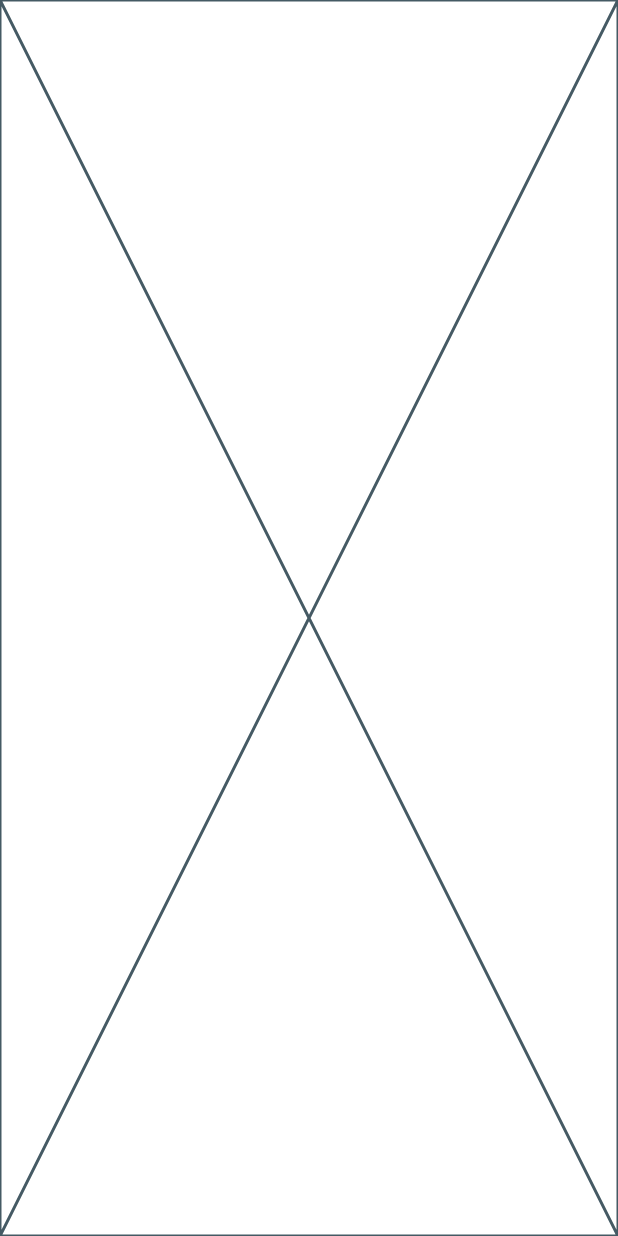
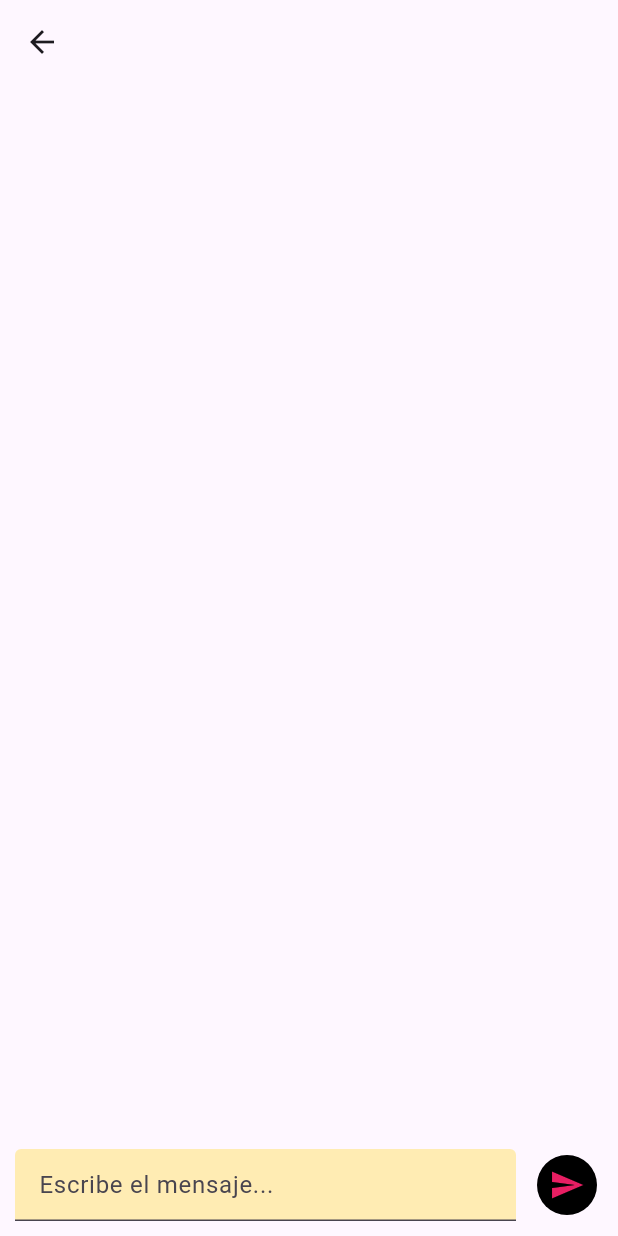
Before and after one commit to adriipereez/diamond_motor_sport, a Flutter app: the Home screen opened by its route, in the side drawer, after a tap on "Chats", on a phone screen of 412 x 824 dp. Run offline on Flutter 3.47's test engine with Material 3 defaults, Android fonts, the phone set to English and light mode, and no system bars; our stand-ins replace cloud_firestore, firebase_auth, firebase_core, google_fonts; missing offline and left inert: dart:html, dart:js_interop; accounts and stored records are empty; generated files the repository leaves out were written again.

Commit message:
Fin sprint 2

```diff
--- a/lib/auth/servicio_auth.dart
+++ b/lib/auth/servicio_auth.dart
@@ -50,6 +50,9 @@ class ServicioAuth {
     return await _auth.signOut();
   }
 
+User? getUsuarioActual(){
+    return _auth.currentUser;
+  }
 
 Future<String> obtenerDatosUsuario(String uid) async { print('hola');
   try {
@@ -70,5 +73,6 @@ Future<String> obtenerDatosUsuario(String uid) async { print('hola');
   } catch (error) {
     return('Error al obtener los datos del usuario: $error');
   }
+
 }
 }
--- /dev/null
+++ b/lib/chat/servicio_caht.dart
@@ -0,0 +1,55 @@
+import 'package:cloud_firestore/cloud_firestore.dart';
+import 'package:diamond_motor_sport/models/mensaje.dart';
+import 'package:firebase_auth/firebase_auth.dart';
+import 'package:firebase_core/firebase_core.dart';
+
+class ServicioChat{
+   final FirebaseFirestore _firestore = FirebaseFirestore.instance;
+   final FirebaseAuth _auth = FirebaseAuth.instance;
+
+  Stream<List<Map<String, dynamic>>> getUsuaris(){
+    return _firestore.collection("Usuarios").snapshots().map((event) {
+
+      return event.docs.map((document) {
+
+        final usuari = document.data();
+        return usuari;
+
+      }).toList();
+    });
+  }
+
+  Future<void> EnviarMensaje(String idReceptor, mensaje) async {
+    final String idUsuarioActual = _auth.currentUser!.uid;
+    final String emailusuarioActual = _auth.currentUser!.email!;
+    final Timestamp timestamp = Timestamp.now();
+
+    Mensaje nuevoMensaje = Mensaje(
+      idAutor: idUsuarioActual,
+      emailAutor: emailusuarioActual,
+      idReceptor: idReceptor,
+      mensaje: mensaje,
+      timestamp: timestamp);
+
+      //Construimos el id de la sala de chat de este mensaje
+      List<String> idusuarios = [
+        idUsuarioActual,
+        idReceptor,
+      ];
+      idusuarios.sort();
+      String idSalaChat = idusuarios.join("_");
+      await _firestore.collection("SalasChat").doc(idSalaChat).collection("Mensajes").add(nuevoMensaje.retornarMapaMensaje());
+  }
+
+  Stream<QuerySnapshot> getMensaje(String idUsuarioActual, idReceptor){
+
+    //Queremos encontrar la sala de chat formada pro los dos usuarios.
+    //  (idusuariActual i idReceptor)
+    //Creamos el id de la sala de chat como cuando guardamos mensajes.
+    List<String> idusuarios = [idUsuarioActual, idReceptor];
+    idusuarios.sort();
+    String idSalaChat = idusuarios.join("_");
+    return _firestore.collection("SalasChat").doc(idSalaChat).collection("Mensajes").orderBy("timestamp", descending: false).snapshots();
+  }
+
+}
--- a/lib/componentes/customdrawer.dart
+++ b/lib/componentes/customdrawer.dart
@@ -80,7 +80,7 @@ class CustomDrawer extends StatelessWidget {
                                         .white)), // Cambia el color del texto
                             onTap: () {
                               Navigator.pushReplacementNamed(
-                                  context, DrawerRoutes.chat);
+                                  context, DrawerRoutes.chats);
                             },
                           ),
 
--- a/lib/componentes/drawerrouter.dart
+++ b/lib/componentes/drawerrouter.dart
@@ -1,8 +1,8 @@
 import 'package:diamond_motor_sport/auth/portal_auth.dart';
-import 'package:diamond_motor_sport/paginas/Chat.dart';
 import 'package:diamond_motor_sport/paginas/SobreNosotrosYContacto.dart';
 import 'package:diamond_motor_sport/paginas/gridanuncios.dart';
 import 'package:diamond_motor_sport/paginas/home.dart';
+import 'package:diamond_motor_sport/paginas/chat.dart';
 import 'package:flutter/material.dart';
 import 'package:diamond_motor_sport/auth/login_o_registro.dart';
 
@@ -10,7 +10,7 @@ class DrawerRoutes {
   static const String portalAuth = '/';
   static const String loginORegistro = '/loginRegistro';
   static const String principal1 = '/home';
-  static const String chat = '/Chat';
+  static const String chats = '/chat';
   static const String gridAnuncios1= '/GridAnuncios';
   static const String sobreNosotros1= '/SobreNosotros';
 
@@ -22,8 +22,8 @@ class DrawerRoutes {
         return MaterialPageRoute(builder: (_) => const LoginORegistro());
       case principal1:
         return MaterialPageRoute(builder: (_) => const Home());
-      case chat:
-        return MaterialPageRoute(builder: (_) => const Chat());
+      case chats:
+        return MaterialPageRoute(builder: (_) => const PaginaChat(emailConQuienhablamos: '', idReceptor: '',));
       case gridAnuncios1:
         return MaterialPageRoute(builder: (_) => const GridAnuncios());
       case sobreNosotros1:
--- /dev/null
+++ b/lib/models/mensaje.dart
@@ -0,0 +1,29 @@
+import 'package:cloud_firestore/cloud_firestore.dart';
+
+class Mensaje {
+
+  final String idAutor;
+  final String emailAutor;
+  final String idReceptor;
+  final String mensaje;
+  final Timestamp timestamp;
+
+  Mensaje({
+    required this.idAutor,
+    required this.emailAutor,
+    required this.idReceptor,
+    required this.mensaje,
+    required this.timestamp,
+  });
+
+  Map<String, dynamic> retornarMapaMensaje(){
+    return {
+      "idAutor": idAutor,
+      "emailAutor": emailAutor,
+      "idReceptor": idReceptor,
+      "mensaje": mensaje,
+      "timestamp": timestamp,
+    };
+  }
+
+}
--- a/lib/paginas/Chat.dart
+++ b/lib/paginas/Chat.dart
@@ -1,10 +1,185 @@
+import 'dart:html';
+import 'dart:js_interop';
+
+import 'package:cloud_firestore/cloud_firestore.dart';
+import 'package:diamond_motor_sport/auth/servicio_auth.dart';
+import 'package:diamond_motor_sport/chat/servicio_caht.dart';
+import 'package:diamond_motor_sport/componentes/bombollaMensaje.dart';
+import 'package:flutter/cupertino.dart';
 import 'package:flutter/material.dart';
+import 'package:flutter/widgets.dart';
 
-class Chat extends StatelessWidget {
-  const Chat({super.key});
+class PaginaChat extends StatefulWidget {
+  final String emailConQuienhablamos;
+  final String idReceptor;
+
+  const PaginaChat({
+    super.key,
+    required this.emailConQuienhablamos,
+    required this.idReceptor,
+    });
+
+  @override
+  State<PaginaChat> createState() => _PaginaChatState();
+}
+
+class _PaginaChatState extends State<PaginaChat> {
+
+  final TextEditingController controllerMensaje = TextEditingController();
+
+  final ServicioAuth servicioAuth = ServicioAuth();
+
+  final ServicioChat servicioChat = ServicioChat();
+
+  final ScrollController controllerScroll = ScrollController();
+
+  //variable para el teclado del mvil
+
+  final FocusNode focusNode = FocusNode();
+
+
+  @override
+  void initState() {
+    super.initState();
+    focusNode.addListener(() {
+      Future.delayed(
+      const Duration(milliseconds: 500),
+      () => hacerScroll(),
+      );
+    });
+    // Nos esperamos un momento y entonce movemos para abajo
+    Future.delayed(
+      const Duration(milliseconds: 500),
+      () => hacerScroll(),
+    );
+  }
+  @override
+  void dispose() {
+
+    focusNode.dispose();
+    controllerMensaje.dispose();
+
+    super.dispose();
+  }
+
+  void hacerScroll(){
+    controllerScroll.animateTo(
+      controllerScroll.position.maxScrollExtent,
+      duration: const Duration(seconds: 1),
+      curve: Curves.fastLinearToSlowEaseIn);
+  }
+
+  void EnviarMensaje() async {
+    if(controllerMensaje.text.isNotEmpty){
+      //Enviar el mensaje
+      await servicioChat.EnviarMensaje(
+        widget.idReceptor,
+        controllerMensaje.text
+      );
+      //Limpiar el campo
+      controllerMensaje.clear();
+    }
+    hacerScroll();
+  }
+
 
   @override
   Widget build(BuildContext context) {
-    return const Placeholder();
+    return Scaffold(
+      appBar: AppBar(
+        title: Text(widget.emailConQuienhablamos),
+      ),
+      body: Column(
+        children: [
+          //Zona mensajes
+
+          Expanded(
+            child: _contruirlistaMensajes()
+          ),
+
+          //Zona escribir mensaje
+          _contruirZonaInputUsuario(),
+
+        ],
+      ),
+    );
+  }
+
+  Widget _contruirlistaMensajes(){
+
+    String idUsuarioActual = servicioAuth.getUsuarioActual()!.uid;
+
+    return StreamBuilder(
+      stream: servicioChat.getMensaje(idUsuarioActual, widget.idReceptor),
+      builder: (context, snapshot){
+
+        // En caso de que haya algun error
+        if (snapshot.hasError){
+          return const Text("Error al cargar el mensaje");
+        }
+        // Estar cargando
+        if (snapshot.connectionState == ConnectionState.waiting){
+          return const Text("Cargando...");
+        }
+        // Retornar dades (ListView)
+        return ListView(
+          controller: controllerScroll,
+          children: snapshot.data!.docs.map((document) => _contruirItemMensaje(document)).toList(),
+        );
+      }
+      );
+  }
+
+  Widget _contruirItemMensaje(DocumentSnapshot documentSnapshot){
+
+    Map<String, dynamic> data = documentSnapshot.data() as Map<String,dynamic>;
+
+    //Saber si lo mostramos a la izquierda o a la derecha
+
+    // Si es usuario actual
+    bool esUsuarioActual = data["idAutor"] == servicioAuth.getUsuarioActual()!.uid;
+    print("hola");
+    print(data["mensaje"]);
+
+    var aliniament = esUsuarioActual ? Alignment.centerRight : Alignment.centerLeft;
+    var colorBombolla = esUsuarioActual ? Colors.green[200] : Colors.amber[300];
+
+    return Container(
+      alignment: aliniament,
+      child: BombollaMensaje(
+        colorBombolla : colorBombolla??Colors.black,
+        mensaje: data["mensaje"]
+      )
+    );
+  }
+
+  Widget _contruirZonaInputUsuario(){
+    return Padding(
+      padding: const EdgeInsets.all(10.0),
+      child: Row(
+        children: [
+          Expanded(
+            child: TextField(
+              controller: controllerMensaje,
+              decoration: InputDecoration(
+                fillColor: Colors.amber[100],
+                filled: true,
+                hintText: "Escribe el mensaje...",
+              ),
+
+            ),
+          ),
+          const SizedBox(width: 10,),
+          IconButton(
+            style: ButtonStyle(
+              backgroundColor: MaterialStateProperty.all(Colors.black)
+            ),
+          icon: Icon(Icons.send),
+          color: Colors.pink,
+          onPressed: EnviarMensaje,
+          ),
+        ],
+      ),
+    );
   }
 }
```
Also changed, not shown: lib/componentes/bombollaMensaje.dart (added, +27 -0 lines).
